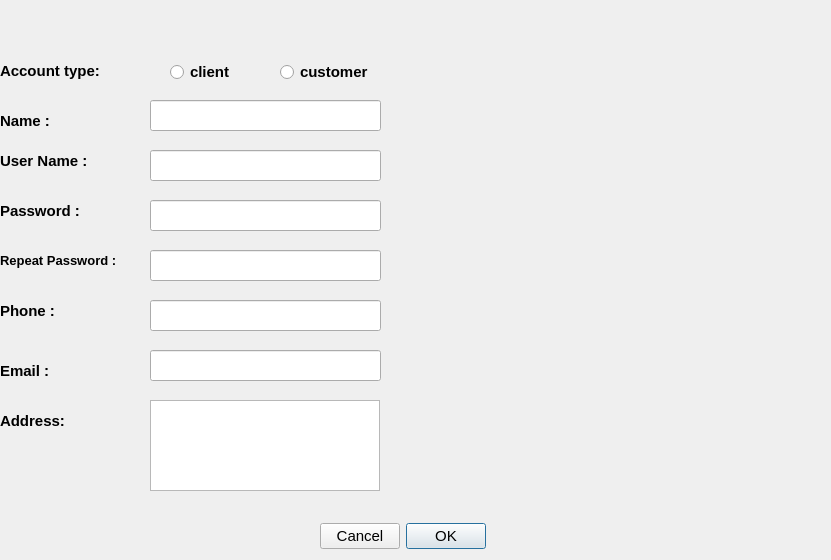
First picture: the form in create_account.ui, repository AP-projects-4001/ls, before the edit.
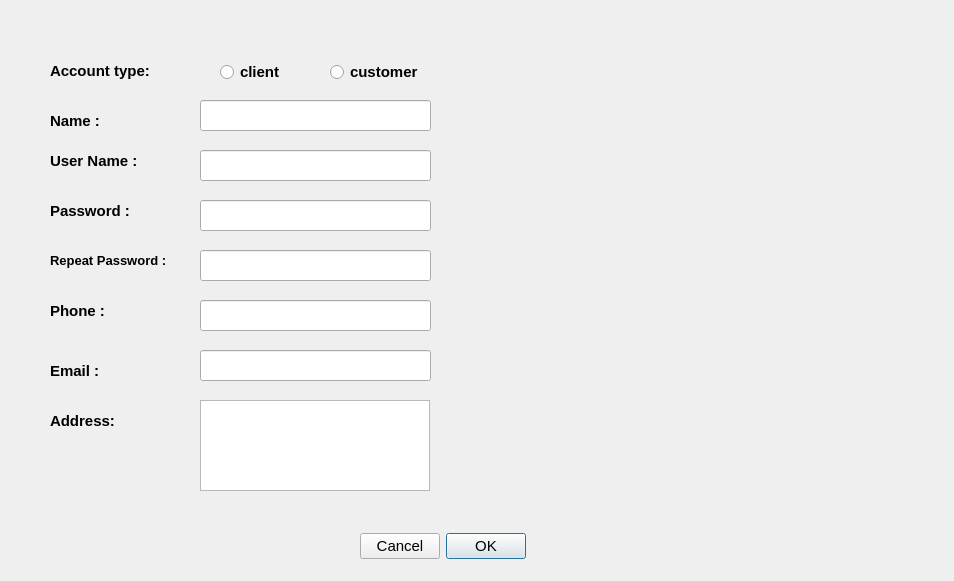
Second picture: the form after the edit. Icons and pictures are not drawn.

The edit to the form file:
```diff
--- a/create_account.ui
+++ b/create_account.ui
@@ -6,8 +6,8 @@
    <rect>
     <x>0</x>
     <y>0</y>
-    <width>831</width>
-    <height>560</height>
+    <width>954</width>
+    <height>581</height>
    </rect>
   </property>
   <property name="windowTitle">
@@ -19,8 +19,8 @@
   <widget class="QDialogButtonBox" name="buttonBox">
    <property name="geometry">
     <rect>
-     <x>320</x>
-     <y>520</y>
+     <x>360</x>
+     <y>530</y>
      <width>191</width>
      <height>32</height>
     </rect>
@@ -46,7 +46,7 @@
   <widget class="QLabel" name="label_2">
    <property name="geometry">
     <rect>
-     <x>0</x>
+     <x>50</x>
      <y>100</y>
      <width>71</width>
      <height>41</height>
@@ -56,7 +56,6 @@
     <font>
      <family>Segoe UI</family>
      <pointsize>11</pointsize>
-     <weight>75</weight>
      <bold>true</bold>
     </font>
    </property>
@@ -71,7 +70,7 @@
   <widget class="QLabel" name="label_3">
    <property name="geometry">
     <rect>
-     <x>0</x>
+     <x>50</x>
      <y>140</y>
      <width>111</width>
      <height>41</height>
@@ -81,7 +80,6 @@
     <font>
      <family>Segoe UI</family>
      <pointsize>11</pointsize>
-     <weight>75</weight>
      <bold>true</bold>
     </font>
    </property>
@@ -96,7 +94,7 @@
   <widget class="QLabel" name="label_4">
    <property name="geometry">
     <rect>
-     <x>0</x>
+     <x>50</x>
      <y>190</y>
      <width>101</width>
      <height>41</height>
@@ -106,7 +104,6 @@
     <font>
      <family>Segoe UI</family>
      <pointsize>11</pointsize>
-     <weight>75</weight>
      <bold>true</bold>
     </font>
    </property>
@@ -121,7 +118,7 @@
   <widget class="QLabel" name="label_5">
    <property name="geometry">
     <rect>
-     <x>0</x>
+     <x>50</x>
      <y>240</y>
      <width>192</width>
      <height>41</height>
@@ -131,7 +128,6 @@
     <font>
      <family>Segoe UI</family>
      <pointsize>10</pointsize>
-     <weight>75</weight>
      <bold>true</bold>
     </font>
    </property>
@@ -146,7 +142,7 @@
   <widget class="QLabel" name="label_6">
    <property name="geometry">
     <rect>
-     <x>0</x>
+     <x>50</x>
      <y>290</y>
      <width>71</width>
      <height>41</height>
@@ -156,7 +152,6 @@
     <font>
      <family>Segoe UI</family>
      <pointsize>11</pointsize>
-     <weight>75</weight>
      <bold>true</bold>
     </font>
    </property>
@@ -171,7 +166,7 @@
   <widget class="QLabel" name="label_7">
    <property name="geometry">
     <rect>
-     <x>0</x>
+     <x>50</x>
      <y>400</y>
      <width>81</width>
      <height>41</height>
@@ -181,7 +176,6 @@
     <font>
      <family>Segoe UI</family>
      <pointsize>11</pointsize>
-     <weight>75</weight>
      <bold>true</bold>
     </font>
    </property>
@@ -196,7 +190,7 @@
   <widget class="QLineEdit" name="lineEdit_name">
    <property name="geometry">
     <rect>
-     <x>150</x>
+     <x>200</x>
      <y>100</y>
      <width>231</width>
      <height>31</height>
@@ -214,7 +208,7 @@
   <widget class="QLineEdit" name="lineEdit_username">
    <property name="geometry">
     <rect>
-     <x>150</x>
+     <x>200</x>
      <y>150</y>
      <width>231</width>
      <height>31</height>
@@ -232,7 +226,7 @@
   <widget class="QLineEdit" name="lineEdit_password">
    <property name="geometry">
     <rect>
-     <x>150</x>
+     <x>200</x>
      <y>200</y>
      <width>231</width>
      <height>31</height>
@@ -250,7 +244,7 @@
   <widget class="QLineEdit" name="lineEdit_repeatpassword">
    <property name="geometry">
     <rect>
-     <x>150</x>
+     <x>200</x>
      <y>250</y>
      <width>231</width>
      <height>31</height>
@@ -268,7 +262,7 @@
   <widget class="QLineEdit" name="lineEdit_phone">
    <property name="geometry">
     <rect>
-     <x>150</x>
+     <x>200</x>
      <y>300</y>
      <width>231</width>
      <height>31</height>
@@ -286,7 +280,7 @@
   <widget class="QTextEdit" name="textEdit_address">
    <property name="geometry">
     <rect>
-     <x>150</x>
+     <x>200</x>
      <y>400</y>
      <width>230</width>
      <height>91</height>
@@ -304,7 +298,7 @@
   <widget class="QRadioButton" name="radioButton_clinet">
    <property name="geometry">
     <rect>
-     <x>170</x>
+     <x>220</x>
      <y>60</y>
      <width>110</width>
      <height>24</height>
@@ -313,7 +307,6 @@
    <property name="font">
     <font>
      <pointsize>11</pointsize>
-     <weight>75</weight>
      <bold>true</bold>
     </font>
    </property>
@@ -324,7 +317,7 @@
   <widget class="QRadioButton" name="radioButton_customer">
    <property name="geometry">
     <rect>
-     <x>280</x>
+     <x>330</x>
      <y>60</y>
      <width>110</width>
      <height>24</height>
@@ -333,7 +326,6 @@
    <property name="font">
     <font>
      <pointsize>11</pointsize>
-     <weight>75</weight>
      <bold>true</bold>
     </font>
    </property>
@@ -344,7 +336,7 @@
   <widget class="QLabel" name="label_8">
    <property name="geometry">
     <rect>
-     <x>0</x>
+     <x>50</x>
      <y>50</y>
      <width>141</width>
      <height>41</height>
@@ -354,7 +346,6 @@
     <font>
      <family>Segoe UI</family>
      <pointsize>11</pointsize>
-     <weight>75</weight>
      <bold>true</bold>
     </font>
    </property>
@@ -369,7 +360,7 @@
   <widget class="QLabel" name="label_9">
    <property name="geometry">
     <rect>
-     <x>0</x>
+     <x>50</x>
      <y>350</y>
      <width>71</width>
      <height>41</height>
@@ -379,7 +370,6 @@
     <font>
      <family>Segoe UI</family>
      <pointsize>11</pointsize>
-     <weight>75</weight>
      <bold>true</bold>
     </font>
    </property>
@@ -394,7 +384,7 @@
   <widget class="QLineEdit" name="lineEdit_Email">
    <property name="geometry">
     <rect>
-     <x>150</x>
+     <x>200</x>
      <y>350</y>
      <width>231</width>
      <height>31</height>
```
Left out of the diff: 3 changed lines with no effect on the pictures.
